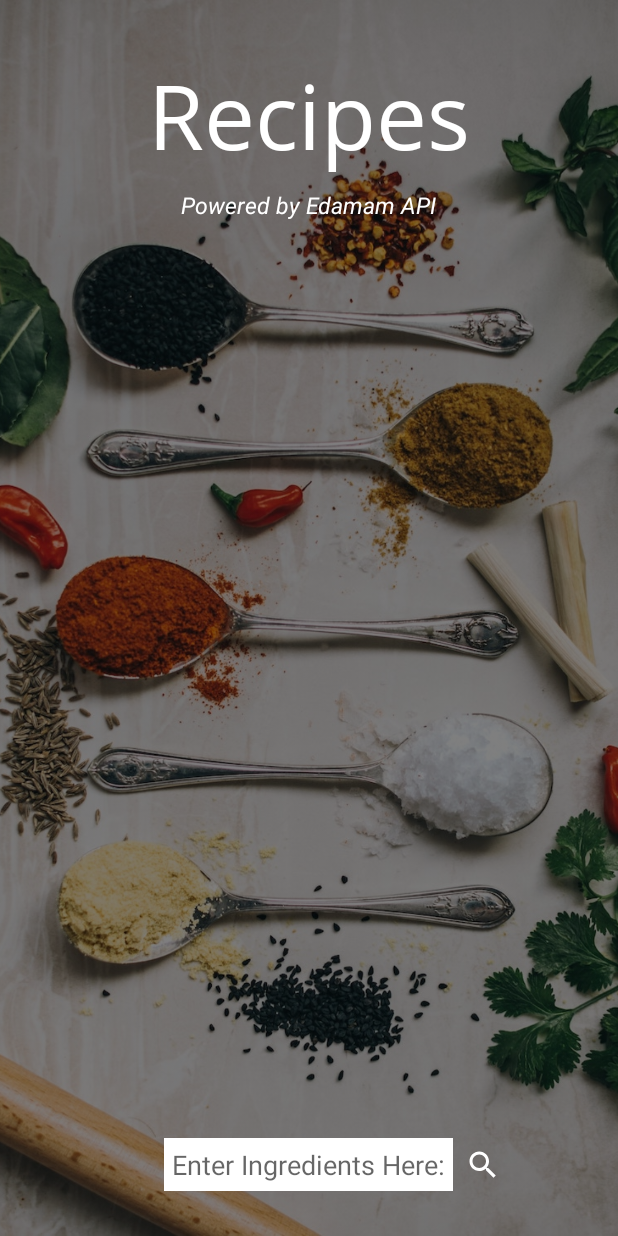
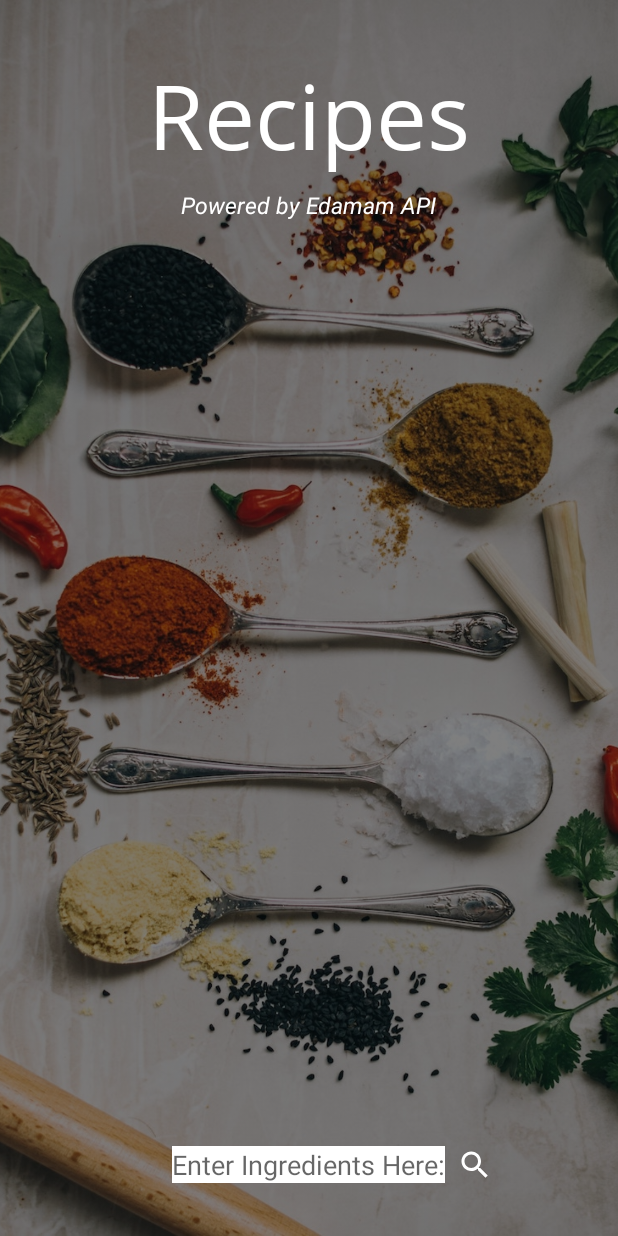
Before and after one commit to smritidas/Recipes, an Android app: the screen it shows after launch (MainActivity), on a phone screen of 412 x 824 dp. Run offline under Robolectric (Android 15) with nearby library versions, the phone set to English and light mode, and no system bars; our stand-ins replace ButterKnife.

Commit message:
Add dimensions

```diff
--- a/app/src/main/java/com/example/android/recipes/ui/MainActivity.java
+++ b/app/src/main/java/com/example/android/recipes/ui/MainActivity.java
@@ -18,6 +18,8 @@ import butterknife.ButterKnife;
 
 
 public class MainActivity extends AppCompatActivity {
+
+    //TODO how do I search using only enter?
 
     private static final String TAG = MainActivity.class.getSimpleName();
 
--- a/app/src/main/res/layout/activity_main.xml
+++ b/app/src/main/res/layout/activity_main.xml
@@ -40,7 +40,7 @@
         android:layout_below="@+id/appNameTextView"
         android:layout_centerHorizontal="true"
         android:id="@+id/poweredByTextView"
-        android:layout_marginTop="8dp"
+        android:layout_marginTop="@dimen/margin_top"
         android:textSize="15sp"
         android:textStyle="italic"
         android:textColor="@color/colorWhite"
@@ -52,8 +52,7 @@
         android:layout_height="wrap_content"
         android:id="@+id/ingredientEditText"
         android:background="@color/colorWhite"
-        android:layout_marginBottom="30dp"
-        android:padding="5dp"
+        android:layout_marginBottom="@dimen/margin_search_bottom"
         android:hint="@string/enter_ingredients"
         android:layout_centerHorizontal="true"
         android:layout_alignParentBottom="true"
@@ -64,7 +63,7 @@
         android:layout_height="wrap_content"
         app:srcCompat="@drawable/ic_search_white_24dp"
         android:id="@+id/findRecipeButton"
-        android:layout_marginBottom="35dp"
+        android:layout_marginBottom="@dimen/margin_search_bottom"
         android:layout_alignParentBottom="true"
         android:layout_toEndOf="@id/ingredientEditText"
         android:paddingStart="8dp"
--- a/app/src/main/res/values/dimens.xml
+++ b/app/src/main/res/values/dimens.xml
@@ -1,7 +1,14 @@
 <?xml version="1.0" encoding="utf-8"?>
 <resources>
+
+    <!-- General Dimensions-->
     <dimen name="activity_horizontal_margin">16dp</dimen>
     <dimen name="activity_vertical_margin">16dp</dimen>
     <dimen name="margin">8dp</dimen>
 
+    <!-- Main Activity Dimensions-->
+    <dimen name="margin_top">8dp</dimen>
+    <dimen name="margin_search_bottom">35dp</dimen>
+
+
 </resources>
```
